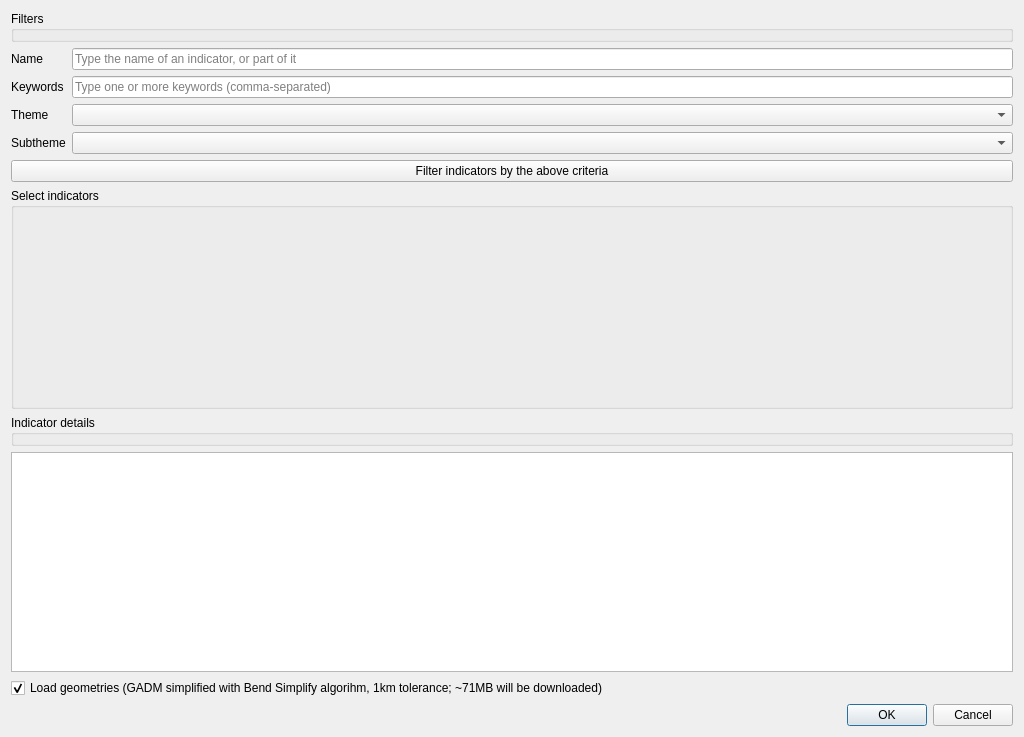
Qt form svir/ui/ui_select_sv_variables.ui (gem/oq-irmt-qgis) before a commit.
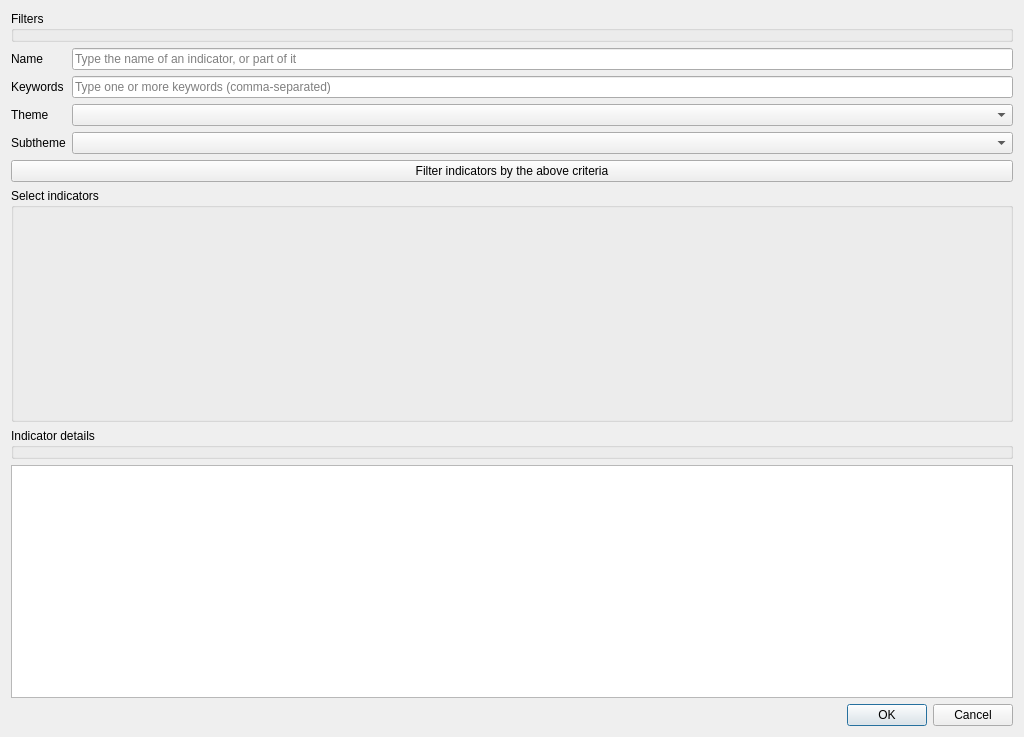
The same form after that commit. Custom widgets are drawn as their Qt base class.

Commit message: Remove checkbox to select if downloading geometries, and download simplified geometries by default

The edit to the form file:
```diff
--- a/svir/ui/ui_select_sv_variables.ui
+++ b/svir/ui/ui_select_sv_variables.ui
@@ -48,16 +48,6 @@
      </property>
     </widget>
    </item>
-   <item row="6" column="0">
-    <widget class="QCheckBox" name="load_geometries_chk">
-     <property name="text">
-      <string>Load geometries (GADM simplified with Bend Simplify algorihm, 1km tolerance; ~71MB will be downloaded)</string>
-     </property>
-     <property name="checked">
-      <bool>true</bool>
-     </property>
-    </widget>
-   </item>
    <item row="5" column="0">
     <widget class="QTextBrowser" name="indicator_details"/>
    </item>
```
Left out of the diff: 2 changed lines with no effect on the pictures. The commit also changes 2 other files.
